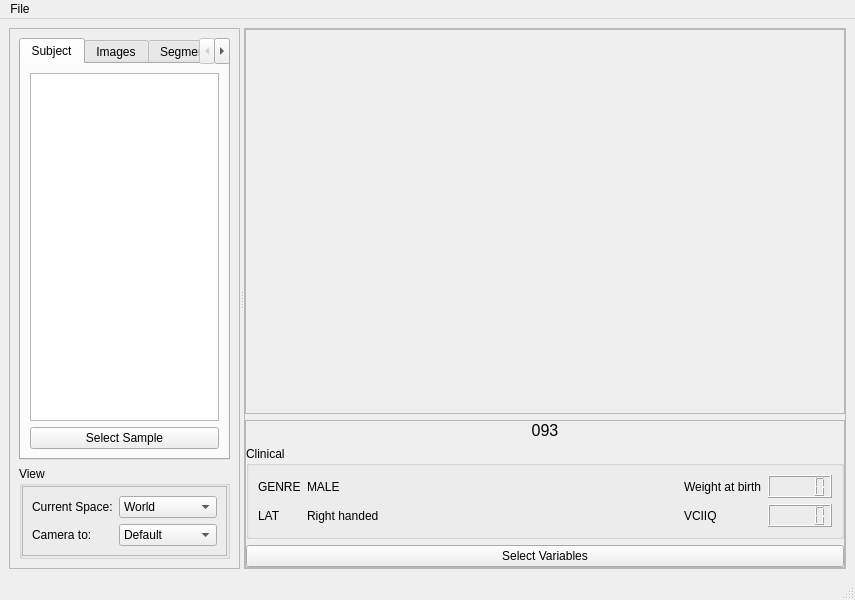
Before: the Qt Designer form braviz/interaction/qt_guis/subject_overview.ui in diego0020/braviz-app, drawn with Qt 5.
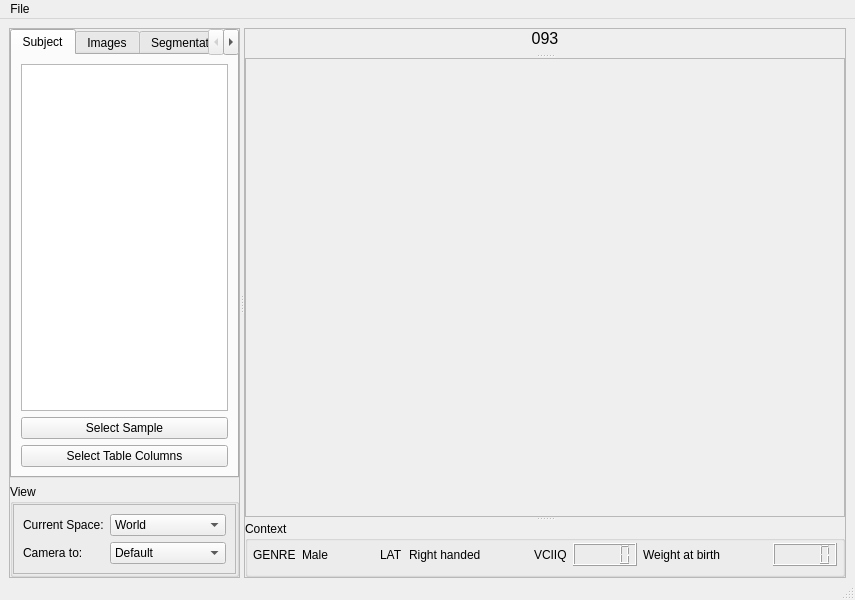
After: the same form once the commit is applied. The open tabs and pages were chosen to show the change.

Commit message: starting subjects table

```diff
--- a/braviz/interaction/qt_guis/subject_overview.ui
+++ b/braviz/interaction/qt_guis/subject_overview.ui
@@ -15,6 +15,9 @@
   </property>
   <widget class="QWidget" name="centralwidget">
    <layout class="QVBoxLayout" name="verticalLayout_3">
+    <property name="bottomMargin">
+     <number>0</number>
+    </property>
     <item>
      <widget class="QSplitter" name="splitter">
       <property name="autoFillBackground">
@@ -31,9 +34,21 @@
         <enum>QFrame::StyledPanel</enum>
        </property>
        <property name="frameShadow">
-        <enum>QFrame::Sunken</enum>
+        <enum>QFrame::Raised</enum>
        </property>
-       <layout class="QVBoxLayout" name="verticalLayout" stretch="0,0">
+       <layout class="QVBoxLayout" name="verticalLayout" stretch="1,0">
+        <property name="leftMargin">
+         <number>0</number>
+        </property>
+        <property name="topMargin">
+         <number>0</number>
+        </property>
+        <property name="rightMargin">
+         <number>0</number>
+        </property>
+        <property name="bottomMargin">
+         <number>0</number>
+        </property>
         <item>
          <widget class="QTabWidget" name="tab_controls">
           <property name="minimumSize">
@@ -43,7 +58,7 @@
            </size>
           </property>
           <property name="currentIndex">
-           <number>1</number>
+           <number>0</number>
           </property>
           <widget class="QWidget" name="subjects_tab">
            <attribute name="title">
@@ -63,6 +78,13 @@
               </property>
              </widget>
             </item>
+            <item>
+             <widget class="QPushButton" name="pushButton_4">
+              <property name="text">
+               <string>Select Table Columns</string>
+              </property>
+             </widget>
+            </item>
            </layout>
           </widget>
           <widget class="QWidget" name="image_tab">
@@ -459,7 +481,7 @@
        <property name="frameShadow">
         <enum>QFrame::Raised</enum>
        </property>
-       <layout class="QVBoxLayout" name="verticalLayout_2" stretch="1,0">
+       <layout class="QVBoxLayout" name="verticalLayout_2">
         <property name="leftMargin">
          <number>0</number>
         </property>
@@ -473,46 +495,13 @@
          <number>0</number>
         </property>
         <item>
-         <widget class="QFrame" name="vtk_frame">
-          <property name="minimumSize">
-           <size>
-            <width>600</width>
-            <height>0</height>
-           </size>
+         <widget class="QSplitter" name="splitter_2">
+          <property name="orientation">
+           <enum>Qt::Vertical</enum>
           </property>
-          <property name="frameShape">
-           <enum>QFrame::StyledPanel</enum>
-          </property>
-          <property name="frameShadow">
-           <enum>QFrame::Raised</enum>
-          </property>
-         </widget>
-        </item>
-        <item>
-         <widget class="QFrame" name="clini_frame">
-          <property name="frameShape">
-           <enum>QFrame::StyledPanel</enum>
-          </property>
-          <property name="frameShadow">
-           <enum>QFrame::Raised</enum>
-          </property>
-          <layout class="QVBoxLayout" name="verticalLayout_5" stretch="0,0,0">
-           <property name="leftMargin">
-            <number>0</number>
-           </property>
-           <property name="topMargin">
-            <number>0</number>
-           </property>
-           <property name="rightMargin">
-            <number>0</number>
-           </property>
-           <property name="bottomMargin">
-            <number>0</number>
-           </property>
-           <item>
-            <widget class="QLabel" name="label_5">
+          <widget class="QLabel" name="subject_id">
              <property name="sizePolicy">
-              <sizepolicy hsizetype="MinimumExpanding" vsizetype="Preferred">
+            <sizepolicy hsizetype="Preferred" vsizetype="Maximum">
                <horstretch>0</horstretch>
                <verstretch>0</verstretch>
               </sizepolicy>
@@ -523,6 +512,12 @@
                <height>0</height>
               </size>
              </property>
+           <property name="maximumSize">
+            <size>
+             <width>16777215</width>
+             <height>25</height>
+            </size>
+           </property>
              <property name="font">
               <font>
                <pointsize>12</pointsize>
@@ -531,72 +526,156 @@
              <property name="text">
               <string>093</string>
              </property>
+           <property name="scaledContents">
+            <bool>false</bool>
+           </property>
              <property name="alignment">
-              <set>Qt::AlignCenter</set>
-             </property>
-            </widget>
-           </item>
-           <item>
-            <widget class="QGroupBox" name="groupBox_2">
+            <set>Qt::AlignHCenter|Qt::AlignTop</set>
+           </property>
+           <property name="textInteractionFlags">
+            <set>Qt::LinksAccessibleByMouse|Qt::TextSelectableByMouse</set>
+           </property>
+          </widget>
+          <widget class="QFrame" name="vtk_frame">
              <property name="sizePolicy">
-              <sizepolicy hsizetype="Preferred" vsizetype="Preferred">
+            <sizepolicy hsizetype="Ignored" vsizetype="Ignored">
                <horstretch>0</horstretch>
                <verstretch>0</verstretch>
               </sizepolicy>
+           </property>
+           <property name="minimumSize">
+            <size>
+             <width>600</width>
+             <height>0</height>
+            </size>
+           </property>
+           <property name="sizeIncrement">
+            <size>
+             <width>0</width>
+             <height>1</height>
+            </size>
+           </property>
+           <property name="frameShape">
+            <enum>QFrame::StyledPanel</enum>
+           </property>
+           <property name="frameShadow">
+            <enum>QFrame::Raised</enum>
+           </property>
+          </widget>
+          <widget class="QGroupBox" name="context_frame">
+           <property name="sizePolicy">
+            <sizepolicy hsizetype="Preferred" vsizetype="Maximum">
+             <horstretch>0</horstretch>
+             <verstretch>0</verstretch>
+            </sizepolicy>
+           </property>
+           <property name="maximumSize">
+            <size>
+             <width>16777215</width>
+             <height>56</height>
+            </size>
+           </property>
+           <property name="contextMenuPolicy">
+            <enum>Qt::CustomContextMenu</enum>
+           </property>
+           <property name="toolTip">
+            <string>Right click to select context variables, and to make them editable</string>
              </property>
              <property name="title">
-              <string>Clinical</string>
-             </property>
-             <layout class="QGridLayout" name="gridLayout">
-              <item row="1" column="3">
-               <widget class="QLabel" name="label_7">
-                <property name="text">
-                 <string>VCIIQ</string>
-                </property>
-               </widget>
-              </item>
-              <item row="0" column="3">
-               <widget class="QLabel" name="label_8">
-                <property name="text">
-                 <string>Weight at birth</string>
-                </property>
-               </widget>
-              </item>
-              <item row="0" column="0">
+            <string>Context</string>
+           </property>
+           <layout class="QHBoxLayout" name="horizontalLayout_2">
+            <property name="leftMargin">
+             <number>5</number>
+            </property>
+            <property name="topMargin">
+             <number>0</number>
+            </property>
+            <property name="rightMargin">
+             <number>5</number>
+            </property>
+            <property name="bottomMargin">
+             <number>5</number>
+            </property>
+            <item>
                <widget class="QLabel" name="label_6">
                 <property name="text">
                  <string>GENRE</string>
                 </property>
                </widget>
               </item>
-              <item row="1" column="0">
+            <item>
+             <widget class="QLabel" name="label_10">
+              <property name="text">
+               <string>Male</string>
+              </property>
+             </widget>
+            </item>
+            <item>
+             <spacer name="horizontalSpacer_2">
+              <property name="orientation">
+               <enum>Qt::Horizontal</enum>
+              </property>
+              <property name="sizeHint" stdset="0">
+               <size>
+                <width>40</width>
+                <height>20</height>
+               </size>
+              </property>
+             </spacer>
+            </item>
+            <item>
                <widget class="QLabel" name="label_9">
                 <property name="text">
                  <string>LAT</string>
                 </property>
                </widget>
               </item>
-              <item row="1" column="4">
-               <widget class="QLCDNumber" name="lcdNumber_2"/>
-              </item>
-              <item row="0" column="1">
-               <widget class="QLabel" name="label_10">
-                <property name="text">
-                 <string>MALE</string>
-                </property>
-               </widget>
-              </item>
-              <item row="1" column="1">
+            <item>
                <widget class="QLabel" name="label_11">
                 <property name="text">
                  <string>Right handed</string>
                 </property>
                </widget>
               </item>
-              <item row="0" column="4">
-               <widget class="QLCDNumber" name="lcdNumber"/>
-              </item>
-              <item row="0" column="2">
+            <item>
+             <spacer name="horizontalSpacer_3">
+              <property name="orientation">
+               <enum>Qt::Horizontal</enum>
+              </property>
+              <property name="sizeHint" stdset="0">
+               <size>
+                <width>40</width>
+                <height>20</height>
+               </size>
+              </property>
+             </spacer>
+            </item>
+            <item>
+             <widget class="QLabel" name="label_7">
+              <property name="text">
+               <string>VCIIQ</string>
+              </property>
+             </widget>
+            </item>
+            <item>
+             <widget class="QLCDNumber" name="lcdNumber">
+              <property name="sizePolicy">
+               <sizepolicy hsizetype="Minimum" vsizetype="Maximum">
+                <horstretch>0</horstretch>
+                <verstretch>0</verstretch>
+               </sizepolicy>
+              </property>
+             </widget>
+            </item>
+            <item>
+             <widget class="QLabel" name="label_8">
+              <property name="text">
+               <string>Weight at birth</string>
+              </property>
+             </widget>
+            </item>
+            <item>
                <spacer name="horizontalSpacer">
                 <property name="orientation">
                  <enum>Qt::Horizontal</enum>
@@ -609,17 +688,18 @@
                 </property>
                </spacer>
               </item>
-             </layout>
-            </widget>
-           </item>
            <item>
-            <widget class="QPushButton" name="pushButton_4">
-             <property name="text">
-              <string>Select Variables</string>
+             <widget class="QLCDNumber" name="lcdNumber_2">
+              <property name="sizePolicy">
+               <sizepolicy hsizetype="Minimum" vsizetype="Maximum">
+                <horstretch>0</horstretch>
+                <verstretch>0</verstretch>
+               </sizepolicy>
              </property>
             </widget>
            </item>
           </layout>
+          </widget>
          </widget>
         </item>
        </layout>
```
Lines whose indentation alone changed are shown as unchanged. The commit also changes 1 other file.
